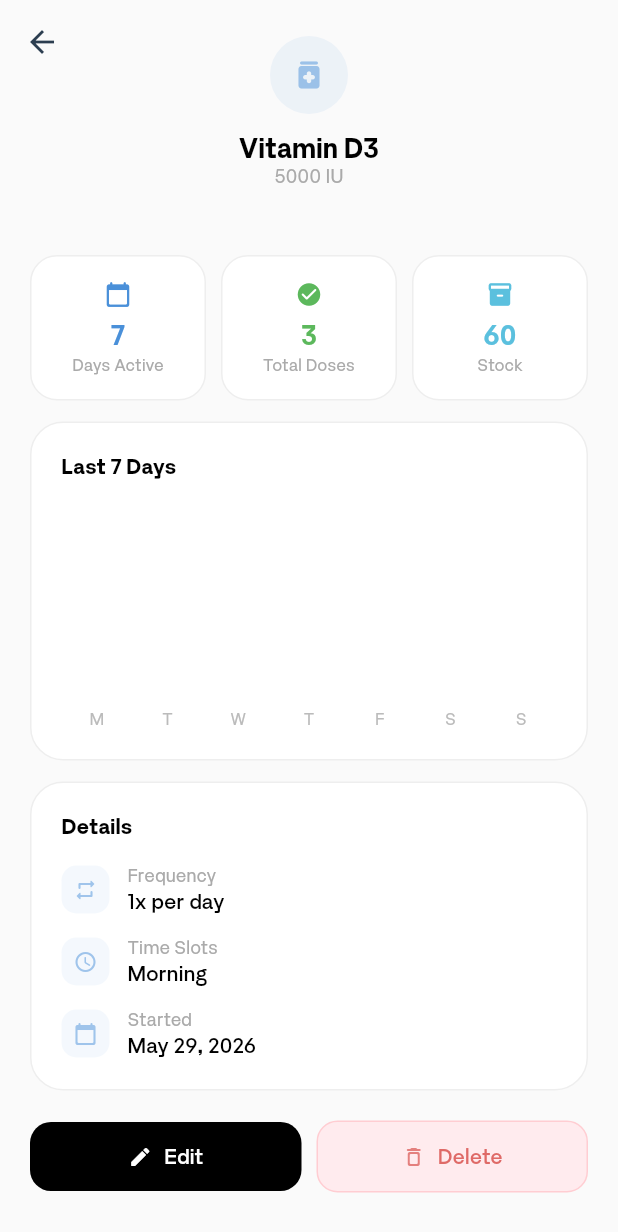
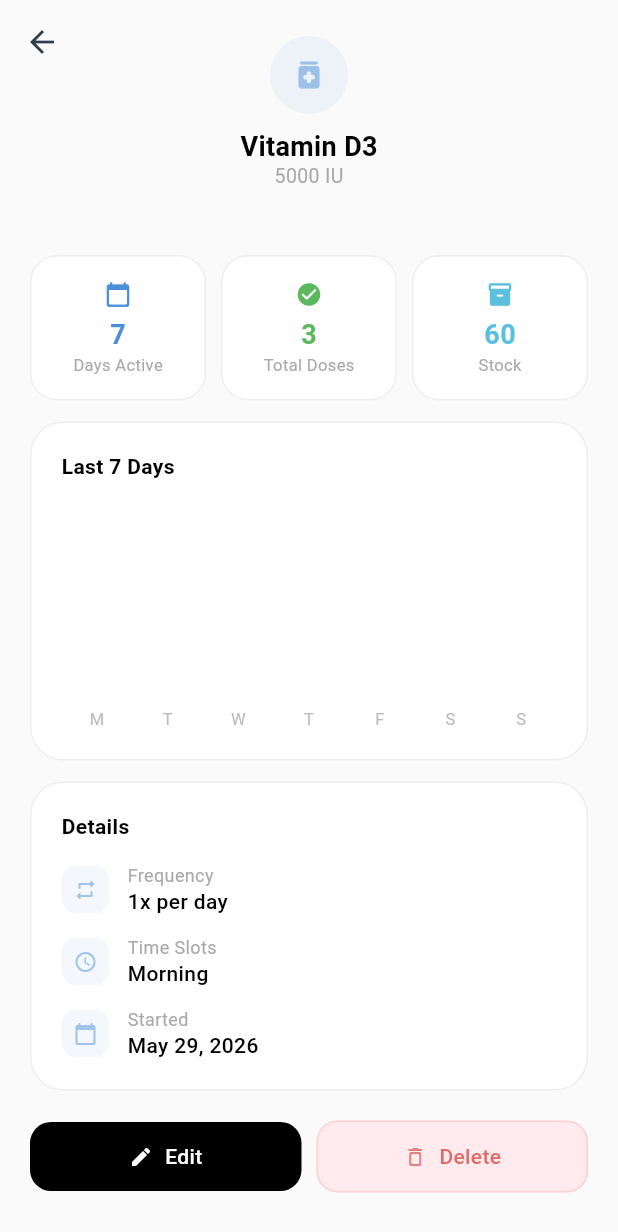
Before and after one commit to matra-dev/Matra, a Flutter app: the MySupplementsScreen screen opened directly, after a tap on "Vitamin D3", on a phone screen of 412 x 824 dp. Shown: the top 1232 px of the screen. Run offline on Flutter 3.47's test engine with Material 3 defaults, Android fonts, the phone set to English and light mode, and no system bars; drawn by our look-alikes of fl_chart; our stand-ins replace dio, flutter_animate, flutter_riverpod, shared_preferences; accounts and stored records are empty.

Commit message:
Switch to Plus Jakarta Sans font

```diff
--- a/lib/main.dart
+++ b/lib/main.dart
@@ -173,11 +173,12 @@ class _MainNavigationScreenState extends State<MainNavigationScreen> {
                                   curve: Curves.easeOutCubic,
                                   child: isSelected
                                       ? Padding(
-                                          padding: const EdgeInsets.only(left: 6),
+                                          padding:
+                                              const EdgeInsets.only(left: 6),
                                           child: Text(
                                             item.label,
                                             style: const TextStyle(
-                                              fontFamily: 'Artific',
+                                              fontFamily: 'PlusJakartaSans',
                                               fontSize: 12,
                                               fontWeight: FontWeight.w600,
                                               color: Colors.white,
--- a/lib/screens/my_supplements_screen.dart
+++ b/lib/screens/my_supplements_screen.dart
@@ -63,7 +63,7 @@ class _MySupplementsScreenState extends ConsumerState<MySupplementsScreen>
                               const Text(
                                 'My Stack',
                                 style: TextStyle(
-                                  fontFamily: 'Artific',
+                                  fontFamily: 'PlusJakartaSans',
                                   fontSize: 28,
                                   fontWeight: FontWeight.w700,
                                   color: Color(0xFF1A1A1A),
@@ -79,7 +79,7 @@ class _MySupplementsScreenState extends ConsumerState<MySupplementsScreen>
                               Text(
                                 '${supplements.length} supplement${supplements.length == 1 ? '' : 's'} in your stack',
                                 style: const TextStyle(
-                                  fontFamily: 'Artific',
+                                  fontFamily: 'PlusJakartaSans',
                                   fontSize: 14,
                                   fontWeight: FontWeight.w400,
                                   color: Color(0xFF999999),
@@ -240,7 +240,7 @@ class _AnimatedSupplementCard extends StatelessWidget {
                     Text(
                       supplement.name,
                       style: const TextStyle(
-                        fontFamily: 'Artific',
+                        fontFamily: 'PlusJakartaSans',
                         fontSize: 15,
                         fontWeight: FontWeight.w600,
                         color: Color(0xFF1A1A1A),
@@ -253,7 +253,7 @@ class _AnimatedSupplementCard extends StatelessWidget {
                         Text(
                           supplement.dosageText,
                           style: const TextStyle(
-                            fontFamily: 'Artific',
+                            fontFamily: 'PlusJakartaSans',
                             fontSize: 13,
                             fontWeight: FontWeight.w400,
                             color: Color(0xFF999999),
@@ -272,7 +272,7 @@ class _AnimatedSupplementCard extends StatelessWidget {
                         Text(
                           '${supplement.frequency}x/day',
                           style: const TextStyle(
-                            fontFamily: 'Artific',
+                            fontFamily: 'PlusJakartaSans',
                             fontSize: 13,
                             fontWeight: FontWeight.w400,
                             color: Color(0xFF999999),
@@ -296,7 +296,7 @@ class _AnimatedSupplementCard extends StatelessWidget {
                   child: Text(
                     '${supplement.stockCount} left',
                     style: const TextStyle(
-                      fontFamily: 'Artific',
+                      fontFamily: 'PlusJakartaSans',
                       fontSize: 11,
                       fontWeight: FontWeight.w600,
                       color: Color(0xFFF9A825),
--- a/lib/screens/supplement_detail_screen.dart
+++ b/lib/screens/supplement_detail_screen.dart
@@ -117,7 +117,7 @@ class _SupplementDetailScreenState extends ConsumerState<SupplementDetailScreen>
                       Text(
                         supplement.name,
                         style: const TextStyle(
-                          fontFamily: 'Artific',
+                          fontFamily: 'PlusJakartaSans',
                           fontSize: 18,
                           fontWeight: FontWeight.w600,
                           color: Colors.black,
@@ -126,7 +126,7 @@ class _SupplementDetailScreenState extends ConsumerState<SupplementDetailScreen>
                       Text(
                         supplement.dosageText,
                         style: const TextStyle(
-                          fontFamily: 'Artific',
+                          fontFamily: 'PlusJakartaSans',
                           fontSize: 13,
                           fontWeight: FontWeight.w400,
                           color: Color(0xFFAAAAAA),
@@ -190,7 +190,7 @@ class _SupplementDetailScreenState extends ConsumerState<SupplementDetailScreen>
                       const Text(
                         'Last 7 Days',
                         style: TextStyle(
-                          fontFamily: 'Artific',
+                          fontFamily: 'PlusJakartaSans',
                           fontSize: 14,
                           fontWeight: FontWeight.w600,
                           color: Colors.black,
@@ -206,7 +206,7 @@ class _SupplementDetailScreenState extends ConsumerState<SupplementDetailScreen>
                                     child: Text(
                                       'No data yet',
                                       style: TextStyle(
-                                        fontFamily: 'Artific',
+                                        fontFamily: 'PlusJakartaSans',
                                         fontSize: 13,
                                         color: Color(0xFFBBBBBB),
                                       ),
@@ -233,7 +233,7 @@ class _SupplementDetailScreenState extends ConsumerState<SupplementDetailScreen>
                                                     style: const TextStyle(
                                                       fontSize: 11,
                                                       color: Color(0xFFBBBBBB),
-                                                      fontFamily: 'Artific',
+                                                      fontFamily: 'PlusJakartaSans',
                                                     ),
                                                   ),
                                                 );
@@ -284,7 +284,7 @@ class _SupplementDetailScreenState extends ConsumerState<SupplementDetailScreen>
                       const Text(
                         'Details',
                         style: TextStyle(
-                          fontFamily: 'Artific',
+                          fontFamily: 'PlusJakartaSans',
                           fontSize: 14,
                           fontWeight: FontWeight.w600,
                           color: Colors.black,
@@ -329,7 +329,7 @@ class _SupplementDetailScreenState extends ConsumerState<SupplementDetailScreen>
                                 child: Text(
                                   'Only ${supplement.stockCount} doses remaining',
                                   style: TextStyle(
-                                    fontFamily: 'Artific',
+                                    fontFamily: 'PlusJakartaSans',
                                     fontSize: 13,
                                     fontWeight: FontWeight.w500,
                                     color: AppColors.warning.withValues(alpha: 0.85),
@@ -374,7 +374,7 @@ class _SupplementDetailScreenState extends ConsumerState<SupplementDetailScreen>
                               Text(
                                 'Edit',
                                 style: TextStyle(
-                                  fontFamily: 'Artific',
+                                  fontFamily: 'PlusJakartaSans',
                                   color: Colors.white,
                                   fontWeight: FontWeight.w500,
                                   fontSize: 14,
@@ -404,7 +404,7 @@ class _SupplementDetailScreenState extends ConsumerState<SupplementDetailScreen>
                               Text(
                                 'Delete',
                                 style: TextStyle(
-                                  fontFamily: 'Artific',
+                                  fontFamily: 'PlusJakartaSans',
                                   color: AppColors.danger.withValues(alpha: 0.85),
                                   fontWeight: FontWeight.w500,
                                   fontSize: 14,
@@ -457,7 +457,7 @@ class _StatCard extends StatelessWidget {
           Text(
             value,
             style: TextStyle(
-              fontFamily: 'Artific',
+              fontFamily: 'PlusJakartaSans',
               fontSize: 18,
               fontWeight: FontWeight.w600,
               color: color,
@@ -467,7 +467,7 @@ class _StatCard extends StatelessWidget {
           Text(
             label,
             style: const TextStyle(
-              fontFamily: 'Artific',
+              fontFamily: 'PlusJakartaSans',
               fontSize: 11,
               fontWeight: FontWeight.w400,
               color: Color(0xFFAAAAAA),
@@ -510,7 +510,7 @@ class _DetailRow extends StatelessWidget {
               Text(
                 label,
                 style: const TextStyle(
-                  fontFamily: 'Artific',
+                  fontFamily: 'PlusJakartaSans',
                   fontSize: 12,
                   fontWeight: FontWeight.w400,
                   color: Color(0xFFAAAAAA),
@@ -519,7 +519,7 @@ class _DetailRow extends StatelessWidget {
               Text(
                 value,
                 style: const TextStyle(
-                  fontFamily: 'Artific',
+                  fontFamily: 'PlusJakartaSans',
                   fontSize: 14,
                   fontWeight: FontWeight.w500,
                   color: Colors.black,
--- a/lib/theme/app_theme.dart
+++ b/lib/theme/app_theme.dart
@@ -4,7 +4,7 @@ import 'app_colors.dart';
 class AppTheme {
   AppTheme._();
 
-  static const String fontFamily = 'Artific';
+  static const String fontFamily = 'PlusJakartaSans';
 
   static ThemeData get lightTheme {
     return ThemeData(
--- a/lib/widgets/empty_state.dart
+++ b/lib/widgets/empty_state.dart
@@ -44,7 +44,7 @@ class EmptyState extends StatelessWidget {
             Text(
               title,
               style: const TextStyle(
-                fontFamily: 'Artific',
+                fontFamily: 'PlusJakartaSans',
                 fontSize: 18,
                 fontWeight: FontWeight.w700,
                 color: AppColors.textPrimary,
@@ -58,7 +58,7 @@ class EmptyState extends StatelessWidget {
             Text(
               subtitle,
               style: const TextStyle(
-                fontFamily: 'Artific',
+                fontFamily: 'PlusJakartaSans',
                 fontSize: 13,
                 fontWeight: FontWeight.w400,
                 color: AppColors.textSecondary,
--- a/lib/widgets/low_stock_badge.dart
+++ b/lib/widgets/low_stock_badge.dart
@@ -41,7 +41,7 @@ class LowStockBadge extends StatelessWidget {
               color: Color(0xFFEF6C00),
               fontSize: 11,
               fontWeight: FontWeight.w600,
-              fontFamily: 'Artific',
+              fontFamily: 'PlusJakartaSans',
             ),
           ),
         ],
--- a/lib/widgets/time_slot_chip.dart
+++ b/lib/widgets/time_slot_chip.dart
@@ -62,7 +62,7 @@ class TimeSlotChip extends StatelessWidget {
             Text(
               label,
               style: TextStyle(
-                fontFamily: 'Artific',
+                fontFamily: 'PlusJakartaSans',
                 color: isSelected ? Colors.white : AppColors.textSecondary,
                 fontSize: 13,
                 fontWeight: isSelected ? FontWeight.w700 : FontWeight.w500,
```
Also changed, not shown: lib/screens/settings_screen.dart (+13 -13 lines), lib/screens/supplement_form_screen.dart (+8 -8 lines), lib/screens/today_screen.dart (+9 -9 lines), pubspec.yaml (+12 -0 lines), assets/fonts/PlusJakartaSans-Bold.ttf (added), assets/fonts/PlusJakartaSans-Light.ttf (added), assets/fonts/PlusJakartaSans-Medium.ttf (added), assets/fonts/PlusJakartaSans-Regular.ttf (added), assets/fonts/PlusJakartaSans-SemiBold.ttf (added).
